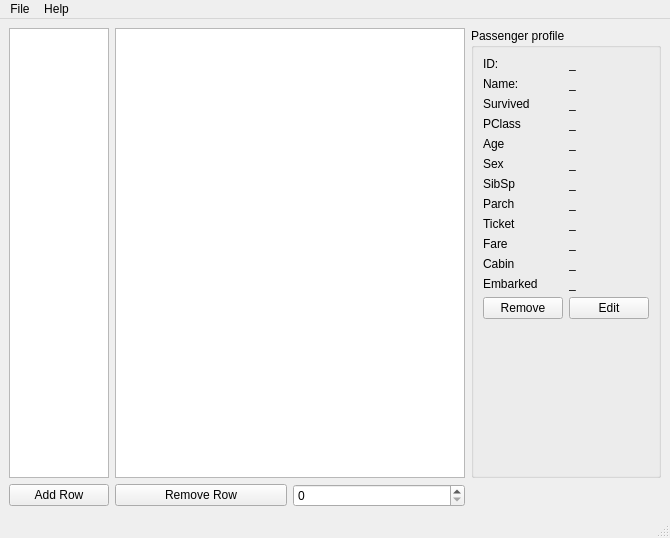
Before: the Qt Designer form src/ex_modelview/mainwindow.ui in dsba-z/week17cpp2022-modelview, drawn with Qt 5.
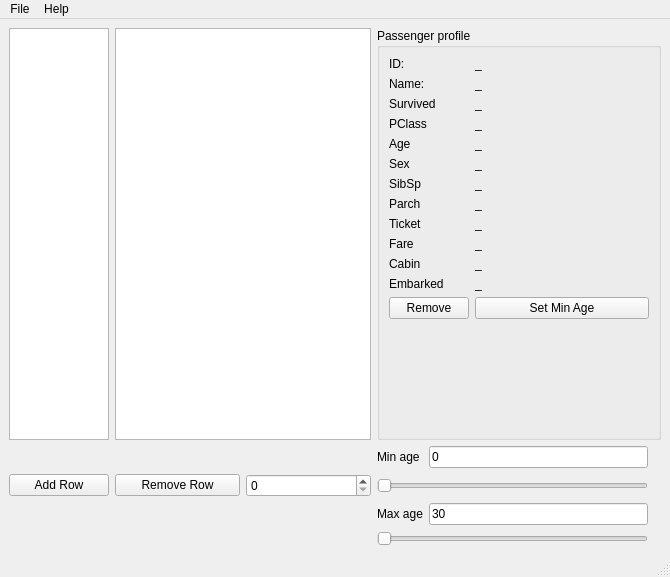
After: the same form once the commit is applied.

What changed in the file:
```diff
--- a/src/ex_modelview/mainwindow.ui
+++ b/src/ex_modelview/mainwindow.ui
@@ -7,7 +7,7 @@
     <x>0</x>
     <y>0</y>
     <width>670</width>
-    <height>538</height>
+    <height>577</height>
    </rect>
   </property>
   <property name="windowTitle">
@@ -15,19 +15,47 @@
   </property>
   <widget class="QWidget" name="centralwidget">
    <layout class="QGridLayout" name="gridLayout">
-    <item row="2" column="2">
-     <widget class="QSpinBox" name="spinBoxRemove"/>
-    </item>
-    <item row="2" column="0">
+    <item row="3" column="0">
      <widget class="QPushButton" name="pushButtonAddRow">
       <property name="text">
        <string>Add Row</string>
       </property>
      </widget>
     </item>
+    <item row="4" column="3">
+     <widget class="QLabel" name="label_2">
+      <property name="text">
+       <string>Max age</string>
+      </property>
+     </widget>
+    </item>
     <item row="0" column="1" colspan="2">
      <widget class="QTableView" name="tableView"/>
     </item>
+    <item row="3" column="1">
+     <widget class="QPushButton" name="pushButtonRemoveRow">
+      <property name="text">
+       <string>Remove Row</string>
+      </property>
+     </widget>
+    </item>
+    <item row="1" column="3">
+     <widget class="QLabel" name="label">
+      <property name="text">
+       <string>Min age</string>
+      </property>
+     </widget>
+    </item>
+    <item row="3" column="2">
+     <widget class="QSpinBox" name="spinBoxRemove"/>
+    </item>
+    <item row="1" column="5">
+     <widget class="QLabel" name="label_3">
+      <property name="text">
+       <string/>
+      </property>
+     </widget>
+    </item>
     <item row="0" column="0">
      <widget class="QListView" name="listView">
       <property name="sizePolicy">
@@ -50,14 +78,7 @@
       </property>
      </widget>
     </item>
-    <item row="2" column="1">
-     <widget class="QPushButton" name="pushButtonRemoveRow">
-      <property name="text">
-       <string>Remove Row</string>
-      </property>
-     </widget>
-    </item>
-    <item row="0" column="3">
+    <item row="0" column="3" colspan="3">
      <widget class="QGroupBox" name="groupBox">
       <property name="title">
        <string>Passenger profile</string>
@@ -234,7 +255,7 @@
        <item row="12" column="1">
         <widget class="QPushButton" name="pushButtonRemoveRow_2">
          <property name="text">
-          <string>Edit</string>
+          <string>Set Min Age</string>
          </property>
         </widget>
        </item>
@@ -248,6 +269,34 @@
       </layout>
      </widget>
     </item>
+    <item row="1" column="4">
+     <widget class="QLineEdit" name="lineEdit">
+      <property name="text">
+       <string>0</string>
+      </property>
+     </widget>
+    </item>
+    <item row="4" column="4">
+     <widget class="QLineEdit" name="lineEdit_2">
+      <property name="text">
+       <string>30</string>
+      </property>
+     </widget>
+    </item>
+    <item row="5" column="3" colspan="2">
+     <widget class="QSlider" name="horizontalSlider_2">
+      <property name="orientation">
+       <enum>Qt::Horizontal</enum>
+      </property>
+     </widget>
+    </item>
+    <item row="3" column="3" colspan="2">
+     <widget class="QSlider" name="horizontalSlider">
+      <property name="orientation">
+       <enum>Qt::Horizontal</enum>
+      </property>
+     </widget>
+    </item>
    </layout>
   </widget>
   <widget class="QMenuBar" name="menubar">
```
Left out of the diff: 2 changed lines with no effect on the pictures.
